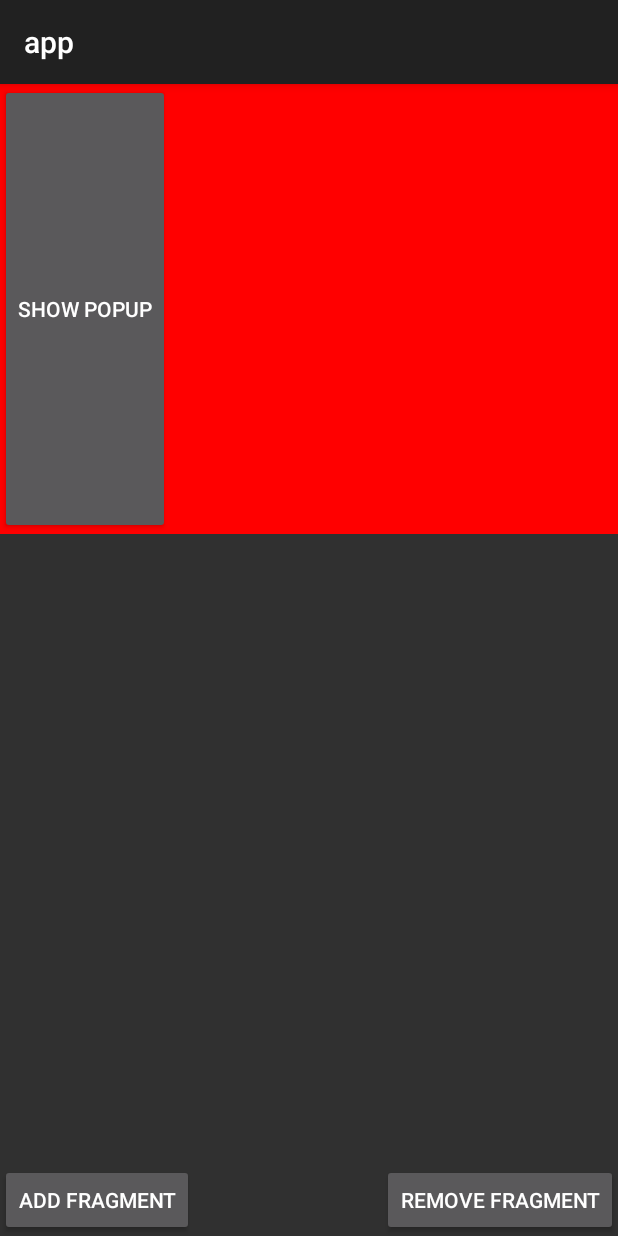
After one commit to RainFool/MDEffectDemo, an Android app: the fragment PopupFragment placed in its activity, on a phone screen of 412 x 824 dp. The commit adds this screen. Run offline under Robolectric (Android 15) with nearby library versions, the phone set to English and light mode, and no system bars.

Commit message:
测试popupwindow在Fragment中不移除会造成内存泄漏

```diff
--- /dev/null
+++ b/app/src/main/java/com/rainfool/md/popup/PopupFragment.java
@@ -0,0 +1,67 @@
+package com.rainfool.md.popup;
+
+import android.app.Fragment;
+import android.content.res.Resources;
+import android.os.Bundle;
+import android.util.Log;
+import android.view.LayoutInflater;
+import android.view.View;
+import android.view.ViewGroup;
+import android.view.WindowManager;
+import android.widget.Button;
+import android.widget.PopupWindow;
+import android.widget.TextView;
+import android.widget.Toast;
+
+import androidx.annotation.NonNull;
+import androidx.annotation.Nullable;
+
+import com.rainfool.md.R;
+
+public class PopupFragment extends Fragment {
+
+    private Button mButton;
+
+    @Override
+    public void onCreate(@Nullable Bundle savedInstanceState) {
+        super.onCreate(savedInstanceState);
+
+    }
+
+    @Nullable
+    @Override
+    public View onCreateView(@NonNull LayoutInflater inflater, @Nullable ViewGroup container, @Nullable Bundle savedInstanceState) {
+        View view = inflater.inflate(R.layout.fragment_popup_test, container, false);
+        mButton = (Button) view.findViewById(R.id.btn_show_popup);
+        mButton.setOnClickListener(new View.OnClickListener() {
+            @Override
+            public void onClick(View v) {
+                showPopup(v);
+            }
+        });
+        return view;
+    }
+
+
+    private void showPopup(View v) {
+        int screenHeight = Resources.getSystem().getDisplayMetrics().heightPixels;
+
+
+        LayoutInflater inflater = LayoutInflater.from(getActivity());
+        View rootView = inflater.inflate(R.layout.layout_popup_text, null);
+        TextView textView = rootView.findViewById(R.id.tv_in_popup);
+        textView.setOnClickListener(new View.OnClickListener() {
+            @Override
+            public void onClick(View v) {
+                Toast.makeText(v.getContext(), "tv in popup click", Toast.LENGTH_LONG).show();
+            }
+        });
+        PopupWindow popupWindow = new CustomPopupWindow(rootView, WindowManager.LayoutParams.MATCH_PARENT,
+                400);
+        popupWindow.setOutsideTouchable(true);
+        popupWindow.setFocusable(false);
+        popupWindow.setAnimationStyle(0);
+        popupWindow.showAsDropDown(v, 0, 60);
+    }
+
+}
--- a/app/src/main/res/layout/activity_popup_test.xml
+++ b/app/src/main/res/layout/activity_popup_test.xml
@@ -7,8 +7,24 @@
     android:fitsSystemWindows="true"
     tools:context="com.rainfool.md.popup.PopupTestActivity">
 
-    <androidx.recyclerview.widget.RecyclerView
-        android:id="@+id/rv_content"
+    <FrameLayout
+        android:id="@+id/fragment_container"
         android:layout_width="match_parent"
-        android:layout_height="match_parent" />
+        android:layout_height="@dimen/dp300"
+        android:background="@color/color_aaaaaa" />
+
+    <Button
+        android:layout_width="wrap_content"
+        android:layout_height="wrap_content"
+        android:layout_alignParentBottom="true"
+        android:onClick="onAddFragmentClicked"
+        android:text="add fragment" />
+
+    <Button
+        android:layout_width="wrap_content"
+        android:layout_height="wrap_content"
+        android:layout_alignParentRight="true"
+        android:layout_alignParentBottom="true"
+        android:onClick="onRemoveFragmentClicked"
+        android:text="remove fragment" />
 </RelativeLayout>
--- /dev/null
+++ b/app/src/main/res/layout/fragment_popup_test.xml
@@ -0,0 +1,13 @@
+<?xml version="1.0" encoding="utf-8"?>
+<FrameLayout xmlns:android="http://schemas.android.com/apk/res/android"
+    android:layout_width="match_parent"
+    android:layout_height="match_parent"
+    android:background="#ff0000">
+
+    <Button
+        android:id="@+id/btn_show_popup"
+        android:layout_width="wrap_content"
+        android:layout_height="match_parent"
+        android:text="show popup"/>
+
+</FrameLayout>
```
Also changed, not shown: app/src/main/AndroidManifest.xml (+11 -11 lines), app/src/main/java/com/rainfool/md/popup/CustomPopupWindow.java (added, +44 -0 lines), app/src/main/java/com/rainfool/md/popup/PopupTestActivity.java (+16 -37 lines), build.gradle (+25 -0 lines), buildSrc/build.gradle (+34 -5 lines).
